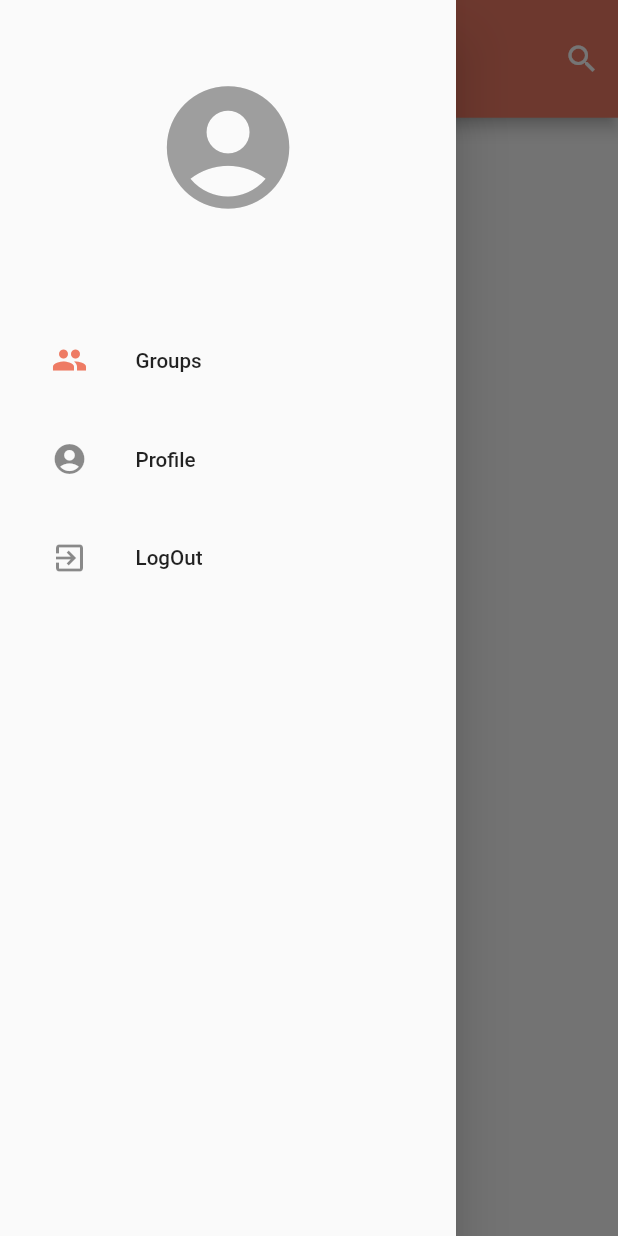
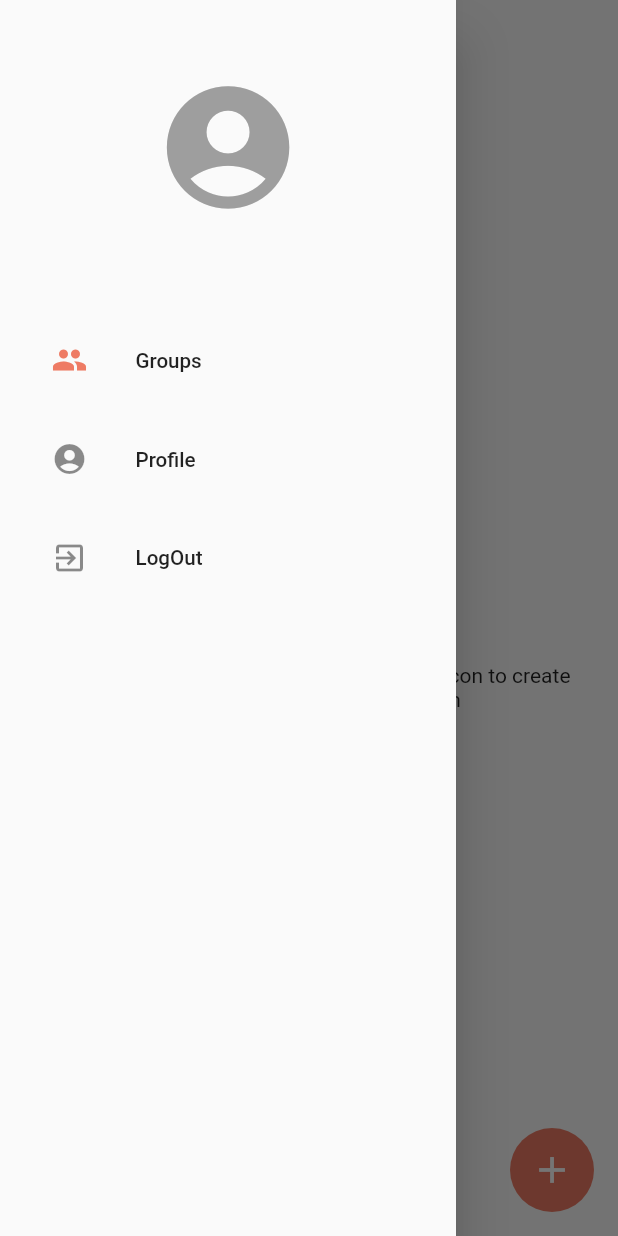
Before and after one commit to sakshipore/ChatApp-Firebase, a Flutter app: the HomeScreen screen opened by its route, with the side drawer open, on a phone screen of 412 x 824 dp. Run offline on Flutter 3.47's test engine with Material 2 defaults, Android fonts, the phone set to English and light mode, and no system bars; our stand-ins replace cloud_firestore, firebase_auth, firebase_core, flutter_screenutil, get, shared_preferences; accounts and stored records are empty.

Commit message:
Creating Group

```diff
--- a/lib/routes/routes.dart
+++ b/lib/routes/routes.dart
@@ -1,4 +1,5 @@
 import 'package:chat_app/routes/routes_names.dart';
+import 'package:chat_app/view/chat_screen.dart';
 import 'package:chat_app/view/home_screeen.dart';
 import 'package:chat_app/view/login_screen.dart';
 import 'package:chat_app/view/profile_screen.dart';
@@ -28,5 +29,14 @@ class AppRoutes {
       name: RoutesNames.profileScreen,
       page: () => ProfileScreen(),
     ),
+    GetPage(
+      name: RoutesNames.chatScreen,
+      arguments: Map<String, dynamic>,
+      page: () => ChatScreen(
+        groupId: Get.arguments["groupId"],
+        groupName: Get.arguments["groupName"],
+        userName: Get.arguments["userName"],
+      ),
+    ),
   ];
 }
--- a/lib/routes/routes_names.dart
+++ b/lib/routes/routes_names.dart
@@ -4,4 +4,5 @@ class RoutesNames {
   static const String homeScreen = "/home";
   static const String searchScreen = "/search";
   static const String profileScreen = "/profile";
+  static const String chatScreen = "/chat";
 }
--- a/lib/view/home_screeen.dart
+++ b/lib/view/home_screeen.dart
@@ -1,7 +1,10 @@
-
+import 'package:chat_app/controller/groups_controller.dart';
 import 'package:chat_app/controller/profile_controller.dart';
 import 'package:chat_app/routes/routes_names.dart';
+import 'package:chat_app/widgets/group_list.dart';
+import 'package:chat_app/widgets/my_appbar.dart';
 import 'package:chat_app/widgets/my_drawer.dart';
+import 'package:chat_app/widgets/pop_up_dialog.dart';
 import 'package:flutter/material.dart';
 import 'package:flutter_screenutil/flutter_screenutil.dart';
 import 'package:get/get.dart';
@@ -15,60 +18,44 @@ class HomeScreen extends StatefulWidget {
 
 class _HomeScreenState extends State<HomeScreen> {
   ProfileController profileController = Get.put(ProfileController());
+  GroupsController groupsController = Get.put(GroupsController());
+  // Stream? groups;
+  String groupName = "";
 
   @override
   void initState() {
     profileController.gettingUserData();
+    groupsController.getUserGroups();
+
     super.initState();
   }
 
+
+
   @override
   Widget build(BuildContext context) {
-    return GetBuilder<ProfileController>(
-      builder: (controller) {
-        return controller.isLoading
-        ? Center(
-            child: CircularProgressIndicator(
-              color: Color(0xffee7b64),
+    return GetBuilder<GroupsController>(builder: (controller) {
+      return Scaffold(
+        //TODO: ADD CUSTOMIZE APP BAR
+        // appBar: MyAppBar(),
+        drawer: MyDrawer(),
+        body: GroupList(
+          groups: controller.groups,
         ),
-          )
-        : Scaffold(
-                appBar: AppBar(
-                  centerTitle: true,
+        floatingActionButton: FloatingActionButton(
+          onPressed: () {
+            //TODO: PASS USERNAME AND USERID AS PARAMETERS
+            // popUpDialog(context, groupName, );
+          },
+          elevation: 0,
           backgroundColor: Color(0xffee7b64),
-                  // leading: Icon(
-                  //   Icons.menu,
-                  //   color: Colors.white,
-                  // ),
-                  toolbarHeight: 80.h,
-                  title: Text(
-                    "Groups",
-                    style: TextStyle(
-                      fontSize: 25.sp,
-                      fontWeight: FontWeight.w600,
+          child: Icon(
+            Icons.add,
             color: Colors.white,
+            size: 30.sp,
           ),
         ),
-                  actions: [
-                    IconButton(
-                      onPressed: () {
-                        Get.toNamed(
-                          RoutesNames.searchScreen,
       );
-                      },
-                      icon: Icon(
-                        Icons.search,
-                        color: Colors.white,
-                      ),
-                    ),
-                  ],
-                ),
-                drawer: MyDrawer(
-                  userName: controller.userData['name'],
-                  email: controller.userData['email'],
-                ),
-              );
-      }
-    );
+    });
   }
 }
--- /dev/null
+++ b/lib/widgets/group_list.dart
@@ -0,0 +1,49 @@
+import 'package:chat_app/controller/groups_controller.dart';
+import 'package:chat_app/widgets/group_tile.dart';
+import 'package:chat_app/widgets/no_group.dart';
+import 'package:flutter/material.dart';
+import 'package:get/get.dart';
+
+class GroupList extends StatelessWidget {
+  Stream? groups;
+  GroupList({super.key, required this.groups});
+
+  @override
+  Widget build(BuildContext context) {
+    GroupsController groupsController = Get.find<GroupsController>();
+    return StreamBuilder(
+      stream: groups,
+      builder: (context, AsyncSnapshot snapshot) {
+        if (snapshot.hasData) {
+          if (snapshot.data['groups'] != null) {
+            if (snapshot.data['groups'].length != 0) {
+              return ListView.builder(
+                itemCount: snapshot.data['groups'].length,
+                itemBuilder: (context, index) {
+                  int reverseIndex = snapshot.data['groups'].length - index - 1;
+                  return GroupTile(
+                    groupId:
+                        groupsController.getId(snapshot.data['groups'][reverseIndex]),
+                    groupName: groupsController
+                        .getGroupName(snapshot.data['groups'][reverseIndex]),
+                    userName: snapshot.data['fullName'],
+                  );
+                },
+              );
+            } else {
+              return NoGroup();
+            }
+          } else {
+            return NoGroup();
+          }
+        } else {
+          return Center(
+            child: CircularProgressIndicator(
+              color: Color(0xffee7b64),
+            ),
+          );
+        }
+      },
+    );
+  }
+}
--- a/lib/widgets/my_drawer.dart
+++ b/lib/widgets/my_drawer.dart
@@ -8,13 +8,7 @@ import 'package:flutter_screenutil/flutter_screenutil.dart';
 import 'package:get/get.dart';
 
 class MyDrawer extends StatelessWidget {
-  String? userName;
-  String? email;
-  MyDrawer({
-    super.key,
-    required this.userName,
-    required this.email,
-  });
+  MyDrawer({super.key});
 
   @override
   Widget build(BuildContext context) {
@@ -35,7 +29,7 @@ class MyDrawer extends StatelessWidget {
           ),
           // Center(
           //   child: Text(
-          //     userName!,
+          //                           profileController.userData['email'],
           //     style: MyTextStyle.normalStyle,
           //   ),
           // ),
@@ -44,7 +38,7 @@ class MyDrawer extends StatelessWidget {
           ),
           Center(
             child: Text(
-              email!,
+              profileController.userData['email'],
               style: MyTextStyle.normalStyle,
             ),
           ),
@@ -72,9 +66,35 @@ class MyDrawer extends StatelessWidget {
             title: Text("Profile", style: MyTextStyle.normalStyle),
           ),
           ListTile(
-            onTap: () async {
-              await profileController.logOut();
-              Get.toNamed(RoutesNames.loginScreen);
+            onTap: () {
+              showDialog(
+                  barrierDismissible: false,
+                  context: context,
+                  builder: (context) {
+                    return AlertDialog(
+                      title: Text(
+                        "Logout",
+                      ),
+                      content: Text(
+                        "Are you sure you want to logout ?",
+                      ),
+                      actions: [
+                        IconButton(
+                          onPressed: () {
+                            Get.back();
+                          },
+                          icon: Icon(Icons.cancel),
+                        ),
+                        IconButton(
+                          onPressed: () async {
+                            await profileController.logOut();
+                            Get.toNamed(RoutesNames.loginScreen);
+                          },
+                          icon: Icon(Icons.check),
+                        ),
+                      ],
+                    );
+                  });
             },
             leading: Icon(Icons.exit_to_app),
             selectedColor: Color(0xffee7b64),
@@ -83,16 +103,6 @@ class MyDrawer extends StatelessWidget {
                 EdgeInsets.symmetric(horizontal: 20.w, vertical: 5.h),
             title: Text("LogOut", style: MyTextStyle.normalStyle),
           ),
-          //TODO: MAKE BUTTON SO THAT USER CAN LOGOUT. ON TAP SHOULD CALL FUNCTION LOGOUT AND NAVIGATE TO LOGIN SCREEN
-          // MyButton(
-          // onTap: () async{
-          //   await
-
-          // },
-          //   height: 20.h,
-          //   width: 30.w,
-          //   text: "LogOut",
-          // ),
         ],
       ),
     );
--- /dev/null
+++ b/lib/widgets/no_group.dart
@@ -0,0 +1,32 @@
+import 'package:flutter/material.dart';
+import 'package:flutter_screenutil/flutter_screenutil.dart';
+
+class NoGroup extends StatelessWidget {
+  const NoGroup({super.key});
+
+  @override
+  Widget build(BuildContext context) {
+    return Container(
+      padding: EdgeInsets.symmetric(horizontal: 20.w),
+      child: Column(
+        mainAxisAlignment: MainAxisAlignment.center,
+        crossAxisAlignment: CrossAxisAlignment.center,
+        children: [
+          GestureDetector(
+            child: Icon(
+              Icons.add_circle,
+              color: Colors.grey,
+              size: 75.sp,
+            ),
+          ),
+          SizedBox(
+            height: 20.h,
+          ),
+          Text(
+            "You've not joined any group. Tap on the add icon to create a group or also search from top search button",
+          ),
+        ],
+      ),
+    );
+  }
+}
```
Also changed, not shown: lib/controller/groups_controller.dart (added, +45 -0 lines), lib/service/database_service.dart (+30 -1 lines), lib/view/chat_screen.dart (added, +18 -0 lines), lib/view/profile_screen.dart (+53 -2 lines), lib/widgets/group_tile.dart (added, +61 -0 lines), lib/widgets/my_appbar.dart (added, +42 -0 lines), lib/widgets/my_text_field.dart (added, +39 -0 lines), lib/widgets/pop_up_dialog.dart (added, +61 -0 lines). Lines whose indentation alone changed are shown as unchanged.
